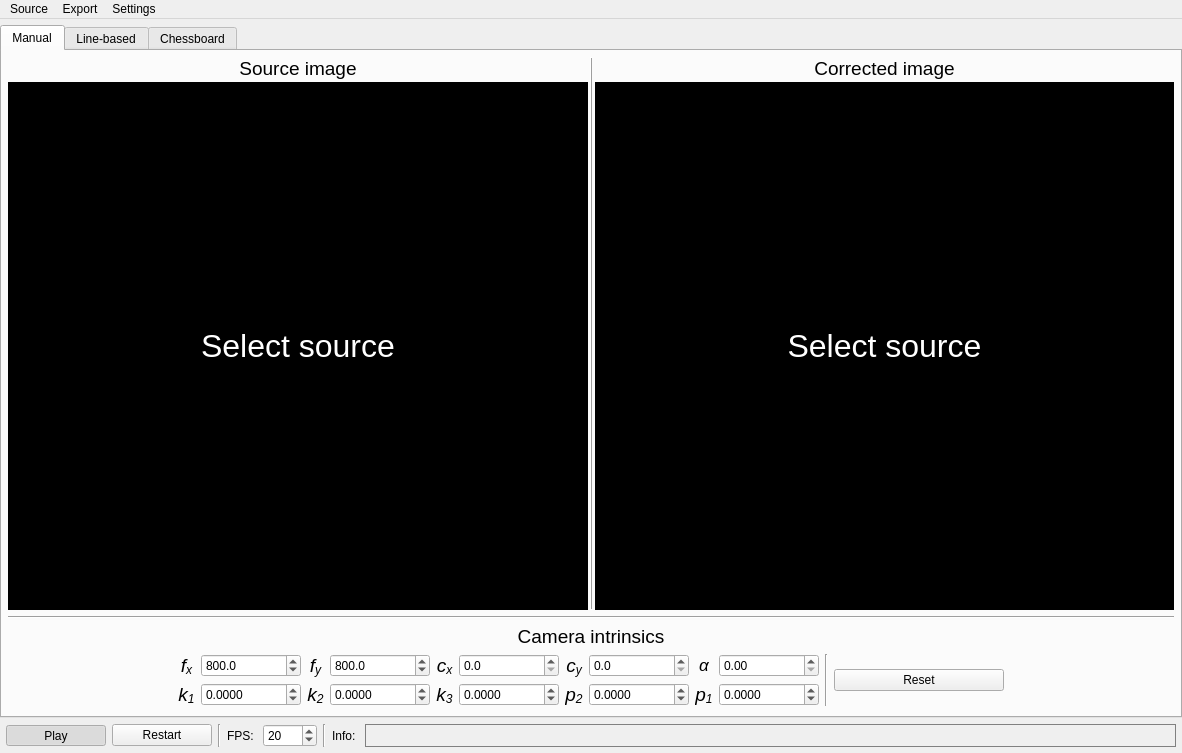
Old version of the form calib_tools/app/mainwindow.ui in the repository KirillHit/camera_calibration_tools.
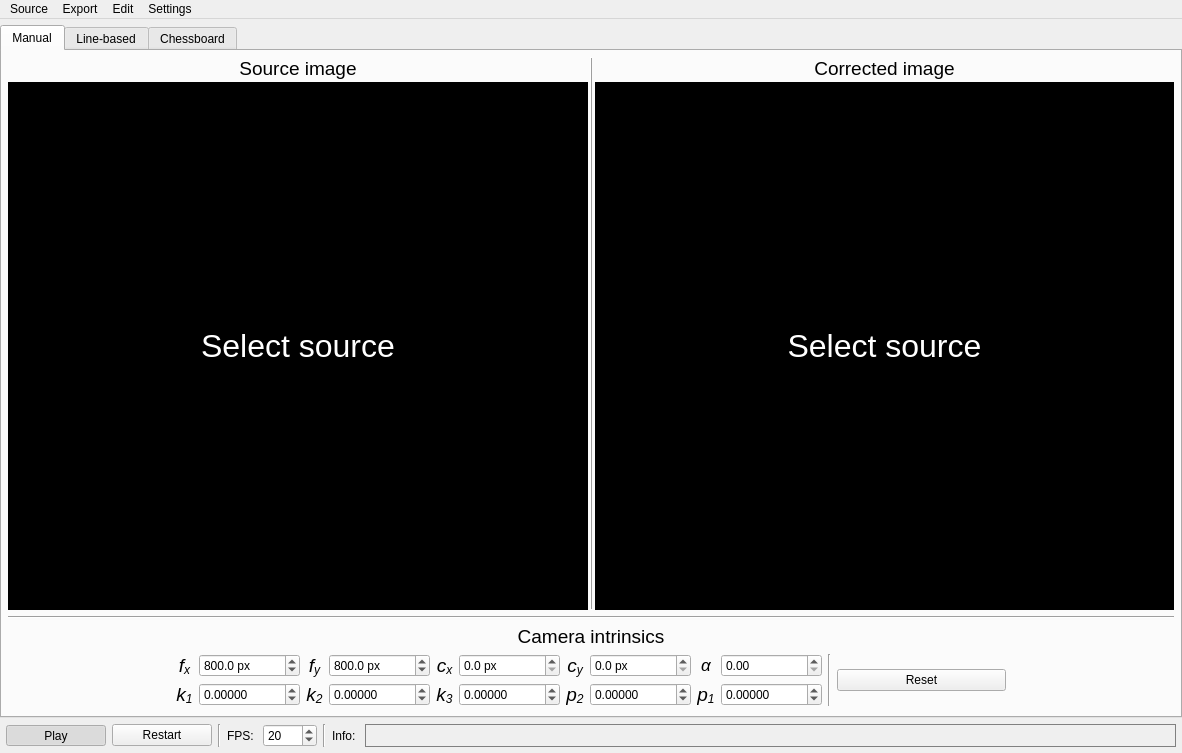
New version of the form. Custom widgets are drawn as their Qt base class.

Commit message: Add rescale focal functionality and update UI for focal length adjustments

```diff
--- a/calib_tools/app/mainwindow.ui
+++ b/calib_tools/app/mainwindow.ui
@@ -239,6 +239,9 @@
                 <height>0</height>
                </size>
               </property>
+              <property name="suffix">
+               <string> px</string>
+              </property>
               <property name="decimals">
                <number>1</number>
               </property>
@@ -267,6 +270,9 @@
                 <height>0</height>
                </size>
               </property>
+              <property name="suffix">
+               <string> px</string>
+              </property>
               <property name="decimals">
                <number>1</number>
               </property>
@@ -290,13 +296,13 @@
                </size>
               </property>
               <property name="decimals">
-               <number>4</number>
+               <number>5</number>
               </property>
               <property name="minimum">
-               <double>-2.000000000000000</double>
+               <double>-99999.000000000000000</double>
               </property>
               <property name="maximum">
-               <double>2.000000000000000</double>
+               <double>99999.000000000000000</double>
               </property>
               <property name="singleStep">
                <double>0.010000000000000</double>
@@ -324,6 +330,9 @@
                 <height>0</height>
                </size>
               </property>
+              <property name="suffix">
+               <string> px</string>
+              </property>
               <property name="decimals">
                <number>1</number>
               </property>
@@ -396,13 +405,13 @@
                </size>
               </property>
               <property name="decimals">
-               <number>4</number>
+               <number>5</number>
               </property>
               <property name="minimum">
-               <double>-2.000000000000000</double>
+               <double>-99999.000000000000000</double>
               </property>
               <property name="maximum">
-               <double>2.000000000000000</double>
+               <double>99999.000000000000000</double>
               </property>
               <property name="singleStep">
                <double>0.010000000000000</double>
@@ -418,13 +427,13 @@
                </size>
               </property>
               <property name="decimals">
-               <number>4</number>
+               <number>5</number>
               </property>
               <property name="minimum">
-               <double>-2.000000000000000</double>
+               <double>-99999.000000000000000</double>
               </property>
               <property name="maximum">
-               <double>2.000000000000000</double>
+               <double>99999.000000000000000</double>
               </property>
               <property name="singleStep">
                <double>0.010000000000000</double>
@@ -452,6 +461,9 @@
                 <height>0</height>
                </size>
               </property>
+              <property name="suffix">
+               <string> px</string>
+              </property>
               <property name="decimals">
                <number>1</number>
               </property>
@@ -469,13 +481,13 @@
                </size>
               </property>
               <property name="decimals">
-               <number>4</number>
+               <number>5</number>
               </property>
               <property name="minimum">
-               <double>-1.000000000000000</double>
+               <double>-99999.000000000000000</double>
               </property>
               <property name="maximum">
-               <double>1.000000000000000</double>
+               <double>99999.000000000000000</double>
               </property>
               <property name="singleStep">
                <double>0.001000000000000</double>
@@ -517,13 +529,13 @@
                </size>
               </property>
               <property name="decimals">
-               <number>4</number>
+               <number>5</number>
               </property>
               <property name="minimum">
-               <double>-1.000000000000000</double>
+               <double>-99999.000000000000000</double>
               </property>
               <property name="maximum">
-               <double>1.000000000000000</double>
+               <double>99999.000000000000000</double>
               </property>
               <property name="singleStep">
                <double>0.001000000000000</double>
@@ -1310,6 +1322,12 @@
     </property>
     <addaction name="actionExportROS"/>
    </widget>
+   <widget class="QMenu" name="menuEdit">
+    <property name="title">
+     <string>Edit</string>
+    </property>
+    <addaction name="actionRescaleFocal"/>
+   </widget>
    <widget class="QMenu" name="menuSettings">
     <property name="title">
      <string>Settings</string>
@@ -1325,6 +1343,7 @@
    </widget>
    <addaction name="menuSource"/>
    <addaction name="menuExport"/>
+   <addaction name="menuEdit"/>
    <addaction name="menuSettings"/>
   </widget>
   <action name="actionSelectFile">
```
Left out of the diff: 5 changed lines with no effect on the pictures. The commit also changes 5 other files.
